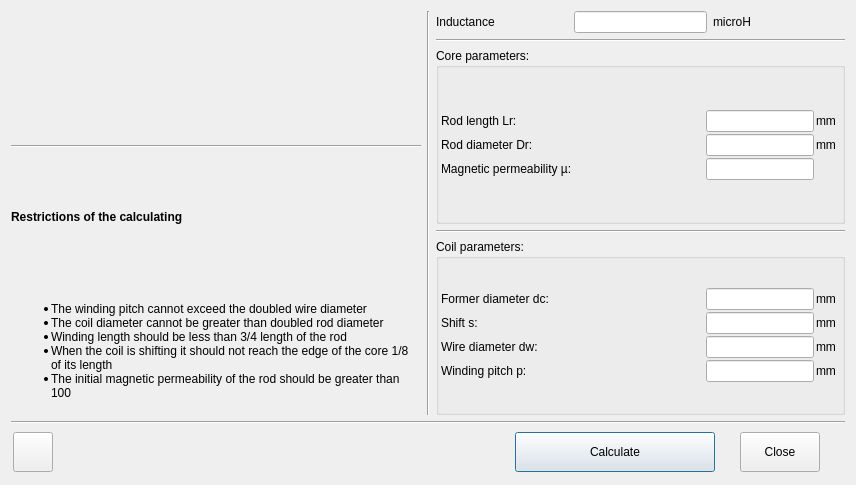
Qt form ferrite_rod.ui (radioacoustick/Coil64) before a commit.
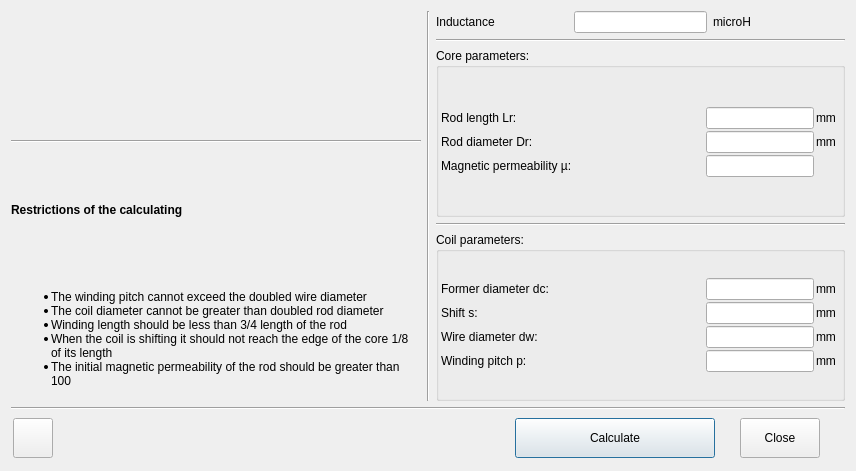
The same form after that commit. Icons and pictures are not drawn.

```diff
--- a/ferrite_rod.ui
+++ b/ferrite_rod.ui
@@ -10,7 +10,7 @@
     <x>0</x>
     <y>0</y>
     <width>856</width>
-    <height>485</height>
+    <height>471</height>
    </rect>
   </property>
   <property name="minimumSize">
```
Left out of the diff: 3 changed lines with no effect on the pictures.
